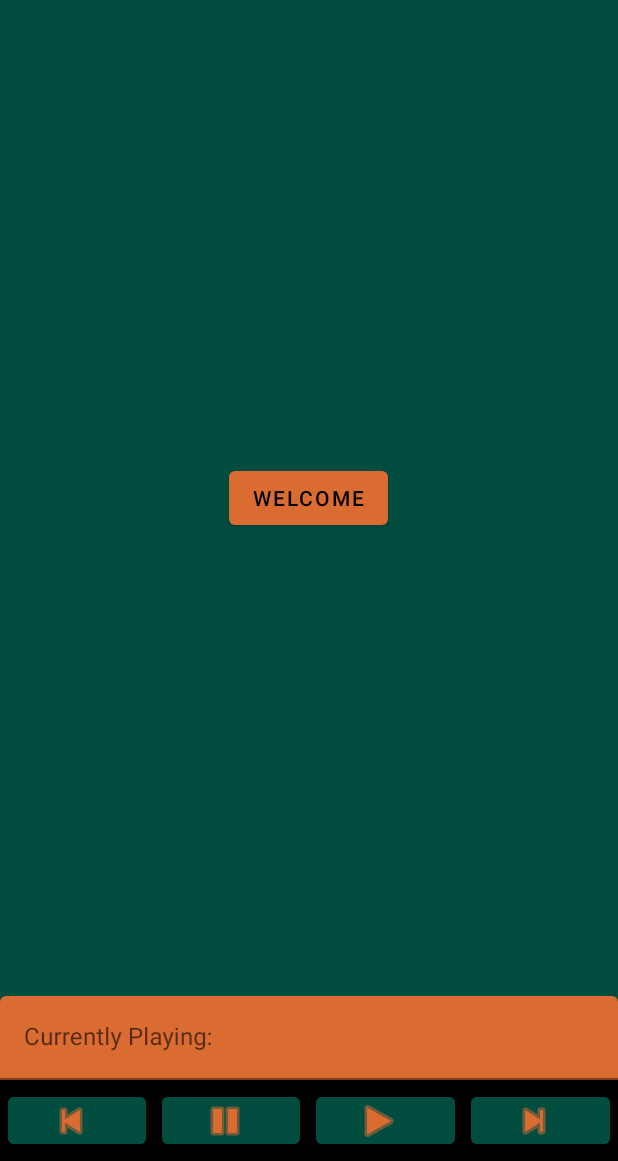
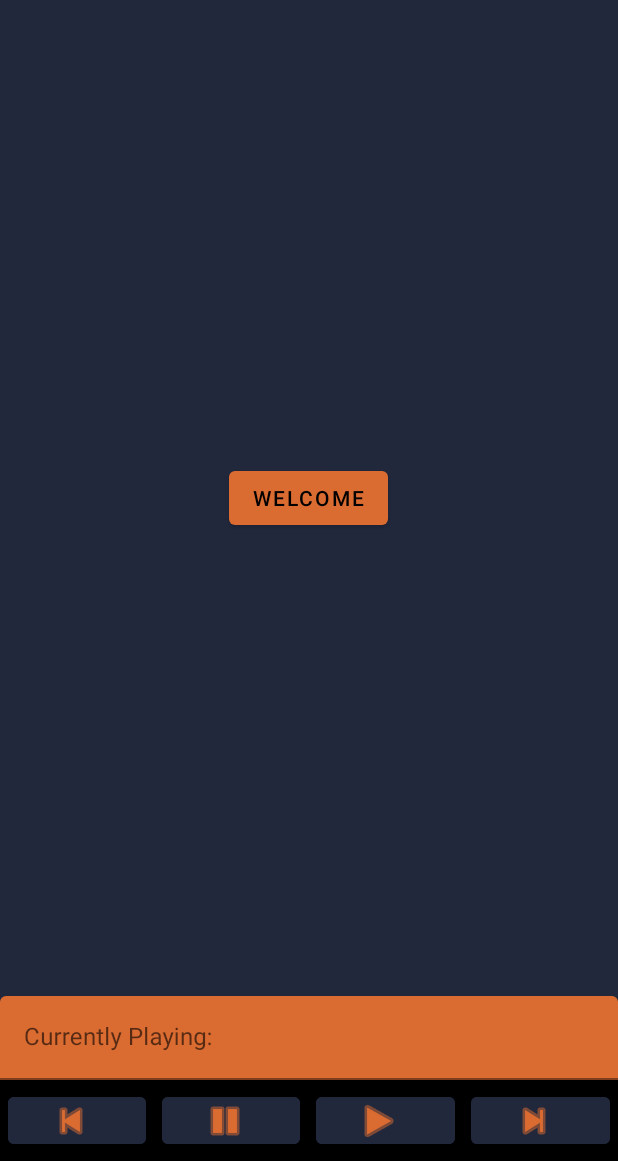
Before and after one commit to Hodjy/AndroidStudio-MediaPlayer, an Android app: the screen it shows after launch (MainActivity), on a phone screen of 412 x 824 dp, the part 75-1236 px from its top. Run offline under Robolectric (Android 15) with nearby library versions, the phone set to English and light mode, and no system bars.

Commit message:
Color change

```diff
--- a/app/src/main/res/values-night/themes.xml
+++ b/app/src/main/res/values-night/themes.xml
@@ -6,8 +6,8 @@
         <item name="colorPrimaryVariant">@color/black_transparent</item>
         <item name="colorOnPrimary">@color/black</item>
         <!-- Secondary brand color. -->
-        <item name="colorSecondary">@color/dark_green</item>
-        <item name="colorSecondaryVariant">@color/teal_700</item>
+        <item name="colorSecondary">@color/dark_blue</item>
+        <item name="colorSecondaryVariant">@color/light_blue</item>
         <item name="colorOnSecondary">@color/white</item>
         <!-- Status bar color. -->
         <item name="android:statusBarColor" tools:targetApi="l">?attr/colorPrimaryVariant</item>
--- a/app/src/main/res/values/colors.xml
+++ b/app/src/main/res/values/colors.xml
@@ -5,7 +5,8 @@
     <color name="purple_200">#FFBB86FC</color>
     <color name="purple_500">#FF6200EE</color>
     <color name="purple_700">#FF3700B3</color>
-    <color name="light_blue">#1AB2EF</color>
+    <color name="light_blue">#4281A4</color>
+    <color name="dark_blue">#21283C</color>
     <color name="teal_200">#FF03DAC5</color>
     <color name="teal_700">#FF018786</color>
     <color name="black">#FF000000</color>
--- a/app/src/main/res/values/themes.xml
+++ b/app/src/main/res/values/themes.xml
@@ -6,8 +6,8 @@
         <item name="colorPrimaryVariant">@color/black_transparent</item>
         <item name="colorOnPrimary">@color/black</item>
         <!-- Secondary brand color. -->
-        <item name="colorSecondary">@color/dark_green</item>
-        <item name="colorSecondaryVariant">@color/teal_700</item>
+        <item name="colorSecondary">@color/dark_blue</item>
+        <item name="colorSecondaryVariant">@color/light_blue</item>
         <item name="colorOnSecondary">@color/white</item>
         <!-- Status bar color. -->
         <item name="android:statusBarColor" tools:targetApi="l">?attr/colorPrimaryVariant</item>
```
